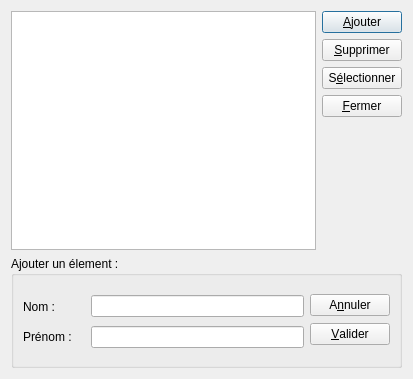
Qt form dlg_operateur.ui (InformatiqueAtmoNA/tam) before a commit.
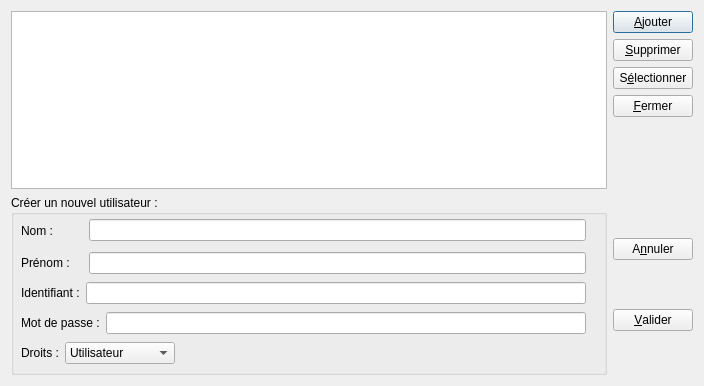
The same form after that commit.

Commit message: ajout d'une interface de connexion, possibilité de consulter ses info perso et de se deconnecter, gestion de l'affichage en fonction des droits et mot de passe de la base rendu illisible dans le fichier params.ini

```diff
--- a/dlg_operateur.ui
+++ b/dlg_operateur.ui
@@ -6,8 +6,8 @@
    <rect>
     <x>0</x>
     <y>0</y>
-    <width>413</width>
-    <height>379</height>
+    <width>704</width>
+    <height>386</height>
    </rect>
   </property>
   <property name="windowTitle">
@@ -77,31 +77,26 @@
        </item>
       </layout>
      </item>
-     <item row="1" column="0" colspan="2">
+     <item row="1" column="0">
       <widget class="QGroupBox" name="gb_edit_champs">
-       <property name="sizePolicy">
-        <sizepolicy hsizetype="Preferred" vsizetype="Fixed">
-         <horstretch>0</horstretch>
-         <verstretch>0</verstretch>
-        </sizepolicy>
-       </property>
        <property name="minimumSize">
         <size>
          <width>0</width>
-         <height>112</height>
-        </size>
-       </property>
-       <property name="maximumSize">
-        <size>
-         <width>16777215</width>
-         <height>112</height>
+         <height>180</height>
         </size>
        </property>
        <property name="title">
-        <string>Ajouter un élement :</string>
+        <string>Créer un nouvel utilisateur :</string>
        </property>
-       <layout class="QGridLayout" name="gridLayout_2">
-        <item row="0" column="0">
+       <widget class="QWidget" name="">
+        <property name="geometry">
+         <rect>
+          <x>10</x>
+          <y>20</y>
+          <width>565</width>
+          <height>151</height>
+         </rect>
+        </property>
          <layout class="QVBoxLayout" name="verticalLayout_3">
           <item>
            <layout class="QHBoxLayout" name="horizontalLayout">
@@ -161,9 +156,83 @@
             </item>
            </layout>
           </item>
-         </layout>
-        </item>
-        <item row="0" column="1">
+         <item>
+          <layout class="QHBoxLayout" name="horizontalLayout_4">
+           <item>
+            <widget class="QLabel" name="label_3">
+             <property name="text">
+              <string>Identifiant :</string>
+             </property>
+            </widget>
+           </item>
+           <item>
+            <widget class="QLineEdit" name="lineEdit_identifiant"/>
+           </item>
+          </layout>
+         </item>
+         <item>
+          <layout class="QHBoxLayout" name="horizontalLayout_5">
+           <item>
+            <widget class="QLabel" name="label_4">
+             <property name="text">
+              <string>Mot de passe :</string>
+             </property>
+            </widget>
+           </item>
+           <item>
+            <widget class="QLineEdit" name="lineEdit_MDP"/>
+           </item>
+          </layout>
+         </item>
+         <item>
+          <layout class="QHBoxLayout" name="horizontalLayout_3">
+           <item>
+            <widget class="QLabel" name="label_5">
+             <property name="text">
+              <string>Droits :</string>
+             </property>
+            </widget>
+           </item>
+           <item>
+            <widget class="QComboBox" name="comboBox_Droits">
+             <property name="minimumSize">
+              <size>
+               <width>110</width>
+               <height>0</height>
+              </size>
+             </property>
+             <item>
+              <property name="text">
+               <string>Utilisateur</string>
+              </property>
+             </item>
+             <item>
+              <property name="text">
+               <string>Administrateur</string>
+              </property>
+             </item>
+            </widget>
+           </item>
+           <item>
+            <spacer name="horizontalSpacer">
+             <property name="orientation">
+              <enum>Qt::Horizontal</enum>
+             </property>
+             <property name="sizeHint" stdset="0">
+              <size>
+               <width>40</width>
+               <height>20</height>
+              </size>
+             </property>
+            </spacer>
+           </item>
+          </layout>
+         </item>
+        </layout>
+       </widget>
+      </widget>
+     </item>
+     <item row="1" column="1">
          <layout class="QVBoxLayout" name="verticalLayout_2">
           <item>
            <widget class="QPushButton" name="button_Annuler">
@@ -180,9 +249,6 @@
            </widget>
           </item>
          </layout>
-        </item>
-       </layout>
-      </widget>
      </item>
     </layout>
    </item>
```
Lines whose indentation alone changed are shown as unchanged. The commit also changes 14 other files.
